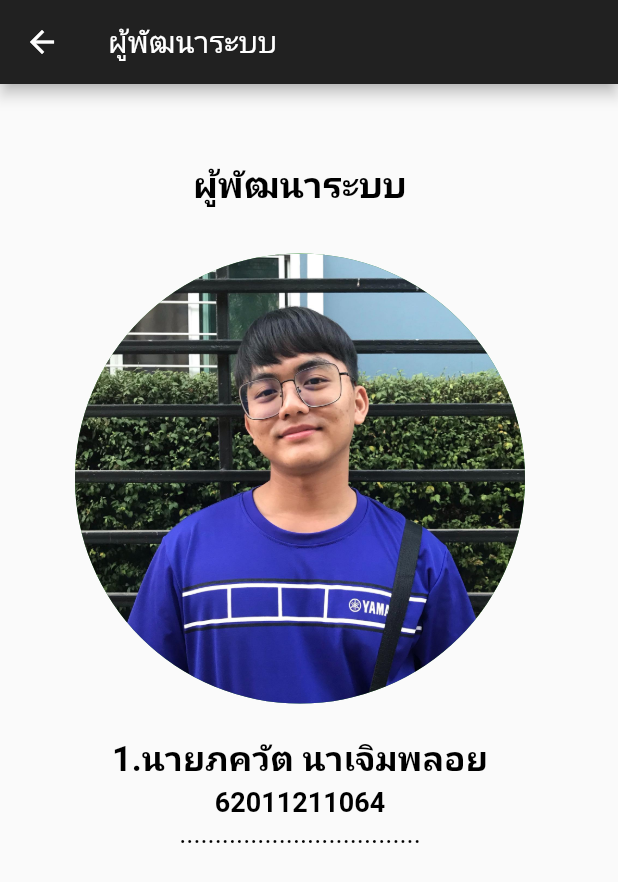
After one commit to Pure416100/demo_flutter_123, a Flutter app: the admin screen opened directly, on a phone screen of 412 x 824 dp. The commit adds this screen. Shown: the top 882 px of the screen. Run offline on Flutter 3.47's test engine with Material 2 defaults, Android fonts, the light colour scheme and no system bars; missing offline and left inert: window_size.

Commit message:
01/10/2565

```diff
--- a/lib/main.dart
+++ b/lib/main.dart
@@ -12,6 +12,7 @@ import 'package:finalproject/common/theme.dart';
 import 'package:finalproject/models/cart.dart';
 import 'package:finalproject/models/catalog.dart';
 import 'package:finalproject/screens/cart.dart';
+import 'package:finalproject/screens/homescreen.dart';
 import 'package:finalproject/screens/catalog.dart';
 import 'package:finalproject/screens/login.dart';
 import 'package:window_size/window_size.dart';
@@ -28,7 +29,7 @@ const double windowHeight = 800;
 void setupWindow() {
   if (!kIsWeb && (Platform.isWindows || Platform.isLinux || Platform.isMacOS)) {
     WidgetsFlutterBinding.ensureInitialized();
-    setWindowTitle('Provider Demo');
+    setWindowTitle('เพื่อนช็อป');
     setWindowMinSize(const Size(windowWidth, windowHeight));
     setWindowMaxSize(const Size(windowWidth, windowHeight));
     getCurrentScreen().then((screen) {
@@ -50,7 +51,7 @@ class MyApp extends StatelessWidget {
         create: (context) => CartModel(),
         child: MaterialApp(
             debugShowCheckedModeBanner: false,
-            title: 'ห่วงใยคุณ',
+            title: 'เพื่อนช็อป',
             theme: ThemeData(
               primarySwatch: Colors.green,
             ),
--- /dev/null
+++ b/lib/screens/admin.dart
@@ -0,0 +1,64 @@
+import 'package:flutter/material.dart';
+import 'package:flutter/src/widgets/container.dart';
+import 'package:flutter/src/widgets/framework.dart';
+
+class admin extends StatelessWidget {
+  @override
+  Widget build(BuildContext context) {
+    return Scaffold(
+      appBar: AppBar(
+        backgroundColor: Colors.grey[900],
+        title: Text('ผู้พัฒนาระบบ'),
+      ),
+      body: SingleChildScrollView(
+        child: Column(
+          children: <Widget>[
+            SizedBox(
+              height: 50,
+            ),
+            Text("ผู้พัฒนาระบบ",
+                style: TextStyle(
+                    color: Colors.black,
+                    fontSize: 24.0,
+                    fontWeight: FontWeight.bold)),
+            //คนที่1
+            _profilePic1(),
+            Padding(
+              padding: const EdgeInsets.fromLTRB(8.0, 5.0, 8.0, 4.0),
+              child: Text("1.นายภควัต นาเจิมพลอย",
+                  style: TextStyle(
+                      color: Colors.black,
+                      fontSize: 23.0,
+                      fontWeight: FontWeight.bold)),
+            ),
+            Text("62011211064",
+                style: TextStyle(
+                    color: Colors.black,
+                    fontSize: 18.0,
+                    fontWeight: FontWeight.bold)),
+            Text("..................................",
+                style: TextStyle(
+                  color: Colors.black,
+                  fontSize: 18.0,
+                )),
+          ],
+        ),
+      ),
+    );
+  }
+
+  Container _profilePic1() => Container(
+        child: Padding(
+          padding: const EdgeInsets.fromLTRB(50.0, 30.0, 50.0, 15.0),
+          child: Stack(
+            alignment: Alignment(0.9, 0.9),
+            children: <Widget>[
+              CircleAvatar(
+                backgroundImage: AssetImage("assets/images/1.png"),
+                radius: 150.0,
+              ),
+            ],
+          ),
+        ),
+      );
+}
--- a/lib/screens/catalog.dart
+++ b/lib/screens/catalog.dart
@@ -3,14 +3,11 @@
 // found in the LICENSE file.
 
 import 'package:flutter/material.dart';
-import 'package:provider/provider.dart';
 import 'package:finalproject/models/cart.dart';
 import 'package:finalproject/models/catalog.dart';
 
 class MyCatalog extends StatelessWidget {
-  final String email;
-
-  const MyCatalog({super.key, required this.email});
+  const MyCatalog({super.key});
   @override
   Widget build(BuildContext context) {
     return Scaffold(
--- a/pubspec.yaml
+++ b/pubspec.yaml
@@ -52,7 +52,7 @@ dependencies:
   google_maps_flutter: ^2.1.2
   location: ^4.2.0
   google_maps: ^6.1.0
-  provider: ^6.0.3
+
   # map_markers: ^0.1.0
   window_size:
     git:
```
Also changed, not shown: lib/screens/cart.dart (+5 -6 lines), lib/screens/homescreen.dart (added, +293 -0 lines), lib/screens/login.dart (+10 -7 lines), lib/screens/test.dart (deleted, +0 -11 lines), assets/images/developer.png (added), assets/images/pd.png (added), pubspec.lock, 3 other files.
